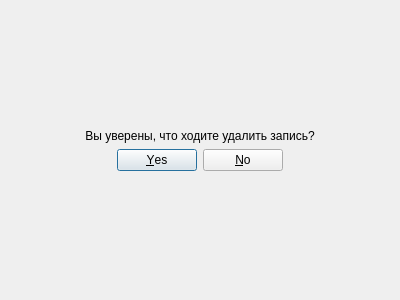
Qt form dialog.ui (Shevikina/patient-file) before a commit.
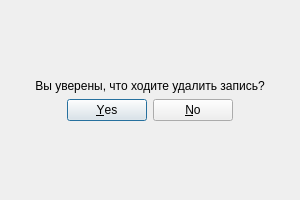
The same form after that commit.

Commit message: Добавлено сохранение таблицы в формате csv при закрытии программы

```diff
--- a/dialog.ui
+++ b/dialog.ui
@@ -6,8 +6,8 @@
    <rect>
     <x>0</x>
     <y>0</y>
-    <width>400</width>
-    <height>300</height>
+    <width>300</width>
+    <height>200</height>
    </rect>
   </property>
   <property name="windowTitle">
```
Left out of the diff: 2 changed lines with no effect on the pictures. The commit also changes 5 other files.
